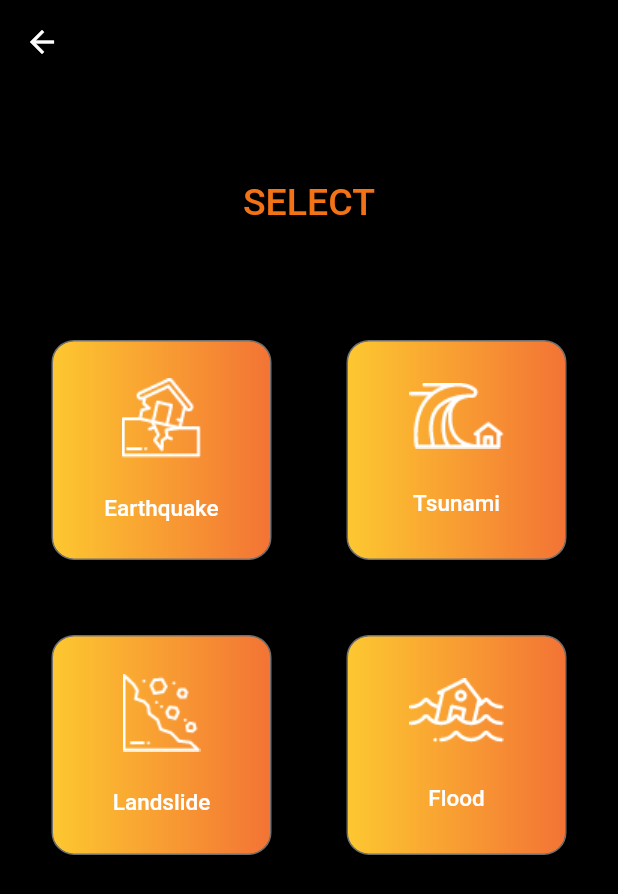
After one commit to GDSC-KIIT/Rahat-App, a Flutter app: the NasaPage screen opened directly, on a phone screen of 412 x 824 dp. The commit adds this screen. Shown: the top 894 px of the screen. Run offline on Flutter 3.47's test engine with Material 2 defaults, Android fonts, the phone set to English and light mode, and no system bars; our stand-ins replace flutter_svg, geolocator, shared_preferences; missing offline and left inert: share_extend; accounts and stored records are empty; project files that could hold a hidden picture were left out.

Commit message:
SOS and NASA Page push

```diff
--- a/lib/components/newsCard.dart
+++ b/lib/components/newsCard.dart
@@ -27,7 +27,7 @@ class NewsCard extends StatelessWidget {
             ),
             subtitle: Text(
               '${news.title}',
-              textAlign: TextAlign.justify,
+              textAlign: TextAlign.left,
               style: TextStyle(color: Colors.white),
             ),
           ),
--- a/lib/services/authService.dart
+++ b/lib/services/authService.dart
@@ -5,7 +5,7 @@ import 'package:rahat/services/baseService.dart';
 import 'package:shared_preferences/shared_preferences.dart';
 
 class AuthService extends BaseService {
-  static const BASE_URI = "http://192.168.1.5:1000/api/";
+  static const BASE_URI = "http://192.168.43.151:1000/api/";
   static Map<String, dynamic> _authDetails;
   static const String authNamespace = "auth";
 
--- a/lib/services/baseService.dart
+++ b/lib/services/baseService.dart
@@ -1,7 +1,7 @@
 import 'package:http/http.dart' as http;
 
 class BaseService {
-  static const BASE_URI = "http://192.168.1.5:1000/api/";
+  static const BASE_URI = "http://192.168.43.151:1000/api/";
 
   static final Map<String, String> headers = {
     "Content-Type": "application/json"
--- /dev/null
+++ b/lib/views/nasa/nasaPage.dart
@@ -0,0 +1,95 @@
+import 'package:flutter/material.dart';
+import 'package:rahat/common/ui_constants.dart';
+
+class NasaPage extends StatefulWidget {
+  @override
+  _NasaPageState createState() => _NasaPageState();
+}
+
+class _NasaPageState extends State<NasaPage> {
+  Widget gridView(context) {
+    return GridView.count(
+      shrinkWrap: true,
+      mainAxisSpacing: 50,
+      crossAxisSpacing: 50,
+      crossAxisCount: 2,
+      children: [
+        menuBlock('assets/images/earthquake.png', 'Earthquake', onTap: () {}),
+        menuBlock('assets/images/tsunami.png', 'Tsunami', onTap: () {}),
+        menuBlock('assets/images/landslide.png', 'Landslide', onTap: () {}),
+        menuBlock('assets/images/flood.png', 'Flood', onTap: () {})
+      ],
+    );
+  }
+
+  Widget menuBlock(String asset, String title, {VoidCallback onTap}) {
+    onTap ??= () {};
+    return Container(
+      height: UIConstants.fitToHeight(125, context),
+      width: UIConstants.fitToWidth(125, context),
+      child: Ink(
+        decoration: BoxDecoration(
+          borderRadius: BorderRadius.circular(15.0),
+          border: Border.all(color: Color(0xff707070)),
+          gradient: LinearGradient(
+            colors: <Color>[Color(0xffFDC830), Color(0xffF37335)],
+          ),
+        ),
+        child: InkWell(
+          onTap: onTap,
+          borderRadius: BorderRadius.circular(15.0),
+          splashColor: Color(0xffFDC830),
+          child: Column(
+            mainAxisAlignment: MainAxisAlignment.spaceEvenly,
+            crossAxisAlignment: CrossAxisAlignment.center,
+            children: [
+              Image.asset('$asset'),
+              Text(
+                '$title',
+                style: TextStyle(
+                    color: Colors.white,
+                    fontWeight: FontWeight.w500,
+                    fontSize: 15.0),
+                textAlign: TextAlign.center,
+              )
+            ],
+          ),
+        ),
+      ),
+    );
+  }
+
+  @override
+  Widget build(BuildContext context) {
+    return Scaffold(
+      appBar: AppBar(
+        backgroundColor: Colors.transparent,
+      ),
+      body: Container(
+          height: UIConstants.fitToHeight(640, context),
+          width: UIConstants.fitToWidth(360, context),
+          child: Column(
+            mainAxisAlignment: MainAxisAlignment.start,
+            crossAxisAlignment: CrossAxisAlignment.center,
+            children: [
+              Padding(
+                padding: EdgeInsets.only(top: UIConstants.fitToHeight(50, context)),
+                child: Text('SELECT',
+                    textAlign: TextAlign.center,
+                    style: TextStyle(
+                        color: Color(0xffF47216),
+                        fontSize: 25,
+                        fontWeight: FontWeight.w500)),
+              ),
+              Padding(
+                padding: EdgeInsets.only(
+                    top: UIConstants.fitToHeight(60.0, context),
+                    left: UIConstants.fitToWidth(30, context),
+                    right: UIConstants.fitToWidth(30, context)),
+                child: gridView(context),
+              )
+            ],
+          )),
+    );
+  }
+}
--- a/lib/views/signinScreen.dart
+++ b/lib/views/signinScreen.dart
@@ -127,7 +127,8 @@ class _SignInScreenState extends State<SignInScreen> {
                                     height:
                                         UIConstants.fitToHeight(43, context),
                                     width: UIConstants.fitToWidth(142, context),
-                                    decoration: const BoxDecoration(
+                                    decoration: BoxDecoration(
+                                      borderRadius: BorderRadius.circular(10.0),
                                       gradient: LinearGradient(
                                         colors: <Color>[
                                           Color(0xffFDC830),
--- a/pubspec.yaml
+++ b/pubspec.yaml
@@ -32,3 +32,7 @@ flutter:
     - assets/images/cloud.svg
     - assets/images/darkBG.svg
     - assets/images/mascot.png
+    - assets/images/landslide.png
+    - assets/images/flood.png
+    - assets/images/earthquake.png
+    - assets/images/tsunami.png
```
Also changed, not shown: lib/views/homeScreen.dart (+18 -4 lines), lib/views/sos/sosPage.dart (added, +96 -0 lines), assets/images/earthquake.png (added), assets/images/flood.png (added), assets/images/landslide.png (added), assets/images/tsunami.png (added).
